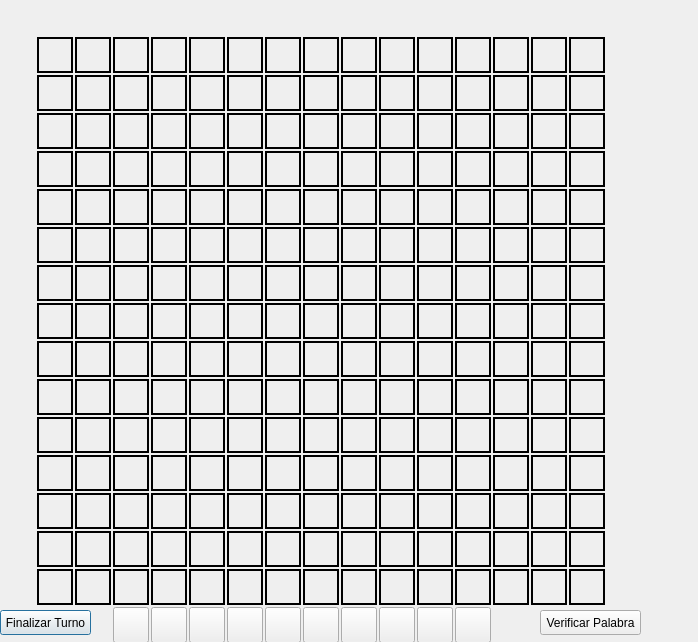
Qt form ScrabbleClient/matrixwindow.ui (ce2103-datos-ii/Scrabble) before a commit.
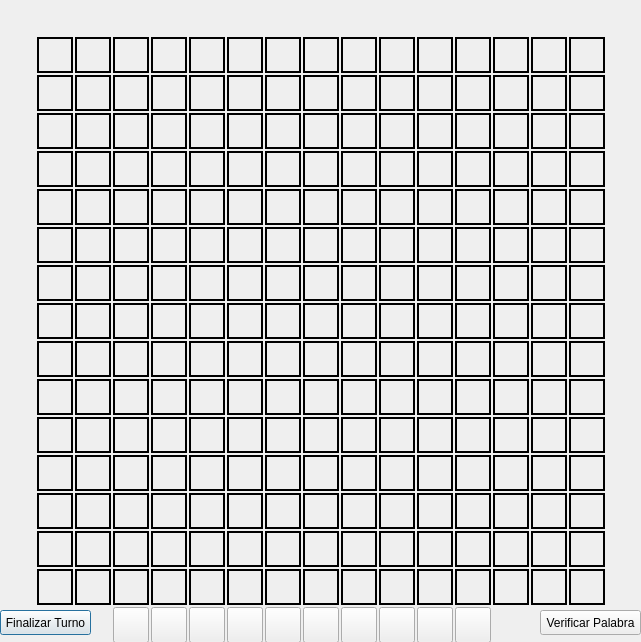
The same form after that commit.

```diff
--- a/ScrabbleClient/matrixwindow.ui
+++ b/ScrabbleClient/matrixwindow.ui
@@ -6,7 +6,7 @@
    <rect>
     <x>0</x>
     <y>0</y>
-    <width>698</width>
+    <width>641</width>
     <height>642</height>
    </rect>
   </property>
```
